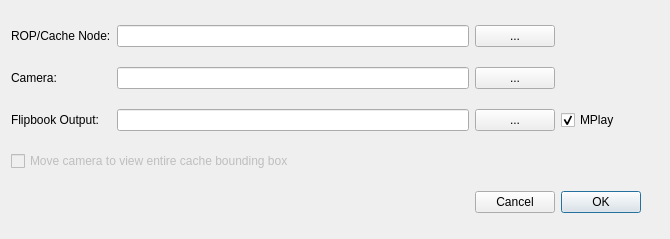
Qt form houdini/ui/SHELF_cacheAndFlipbook.ui (sashaouellet/SDMTools) before a commit.
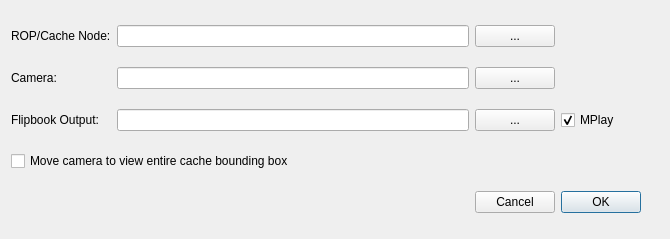
The same form after that commit.

Commit message: Implemented functionality for moving camera to cache's bbox

Patch:
```diff
--- a/houdini/ui/SHELF_cacheAndFlipbook.ui
+++ b/houdini/ui/SHELF_cacheAndFlipbook.ui
@@ -31,7 +31,7 @@
    <item row="5" column="0" colspan="7">
     <widget class="QCheckBox" name="CHK_moveCam">
      <property name="enabled">
-      <bool>false</bool>
+      <bool>true</bool>
      </property>
      <property name="toolTip">
       <string>If checked, moves the selected camera so that the last frame in the cache is fully visible in frame</string>
```
The commit also changes 1 other file.
